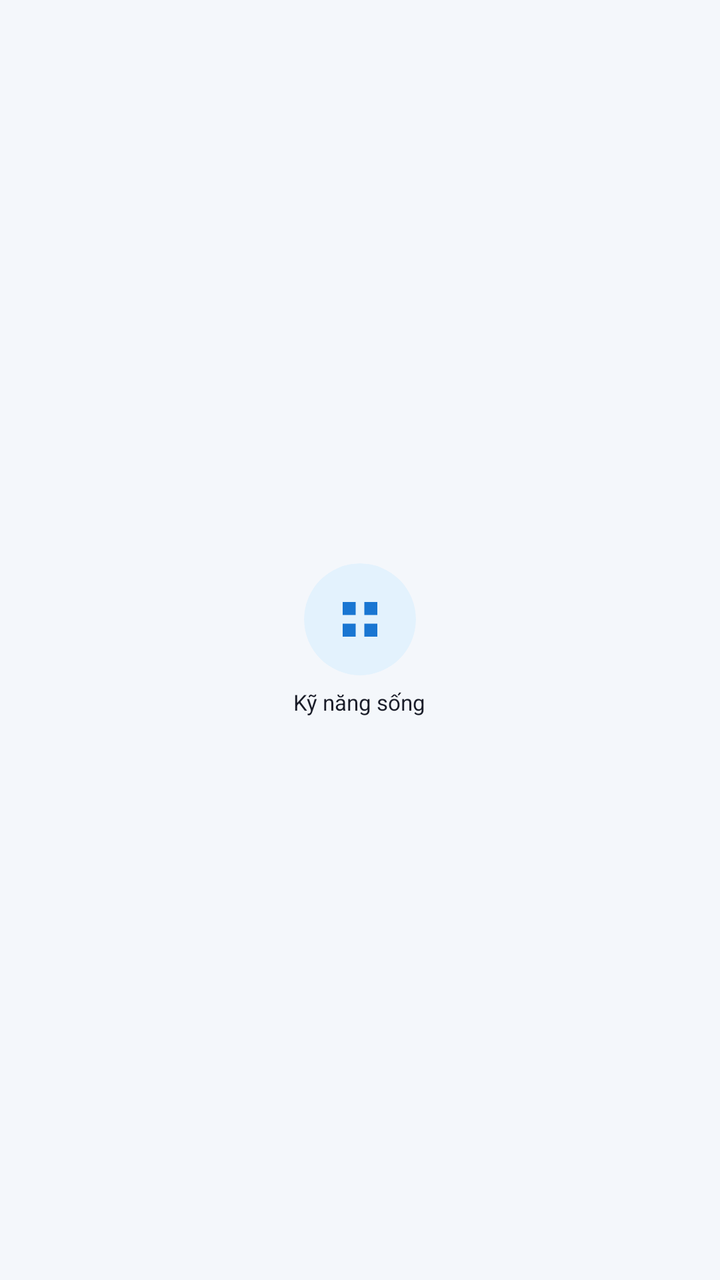
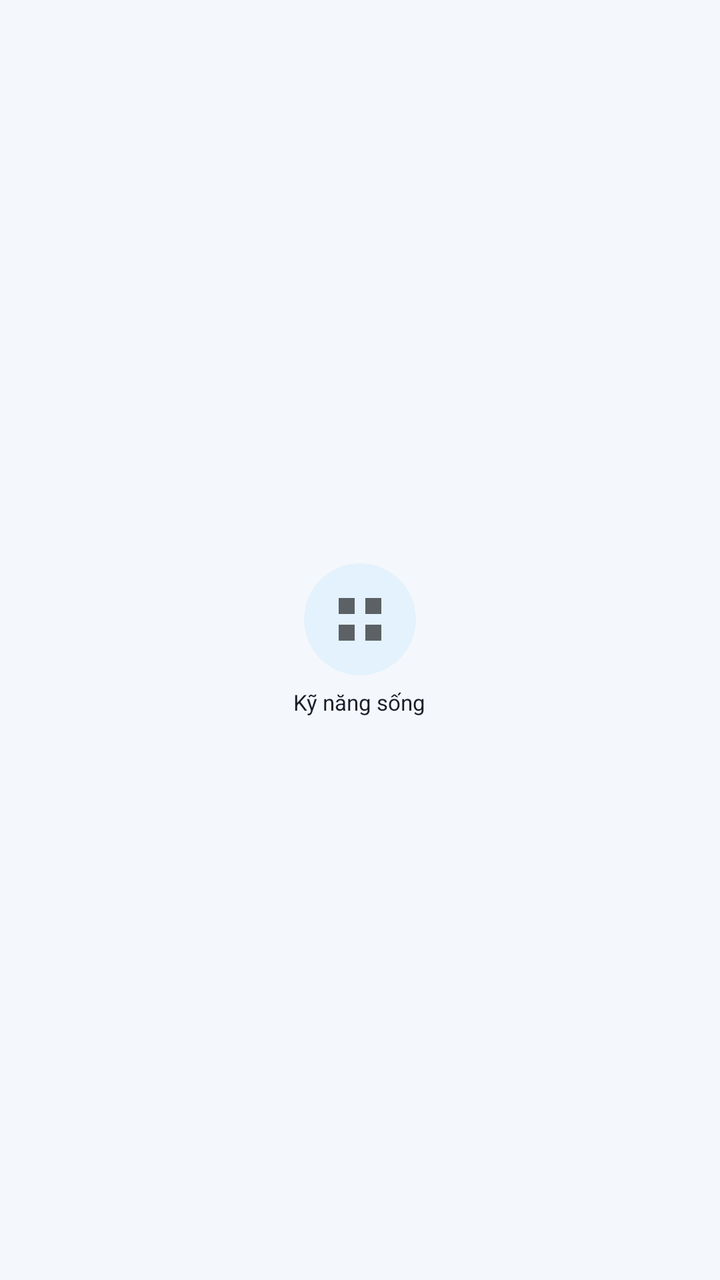

Two renders of the same Android screen: before a commit and after it. Below are the layout's source before the change and the commit's diff.
<!-- AndroidManifest.xml: application theme Theme.BookApp -->
<!-- res/layout/item_category.xml -->
<?xml version="1.0" encoding="utf-8"?>
<LinearLayout xmlns:android="http://schemas.android.com/apk/res/android"
    android:layout_width="72dp"
    android:layout_height="wrap_content"
    android:layout_marginEnd="14dp"
    android:gravity="center"
    android:orientation="vertical"
    xmlns:app="http://schemas.android.com/apk/res-auto">

    <androidx.cardview.widget.CardView
        android:layout_width="56dp"
        android:layout_height="56dp"
        app:cardBackgroundColor="@color/primary_light"
        app:cardCornerRadius="28dp"
        app:cardElevation="0dp">

        <ImageView
            android:id="@+id/iv_category_icon"
            android:layout_width="26dp"
            android:layout_height="26dp"
            android:layout_gravity="center"
            android:src="@drawable/ic_category"
            app:tint="@color/primary" />
    </androidx.cardview.widget.CardView>

    <TextView
        android:id="@+id/tv_category_name"
        android:layout_width="wrap_content"
        android:layout_height="wrap_content"
        android:layout_marginTop="6dp"
        android:gravity="center"
        android:maxLines="2"
        android:text="Kỹ năng sống"
        android:textColor="@color/text_primary"
        android:textSize="11sp" />

</LinearLayout>
<!-- resources referenced by this layout -->
<resources>
  <color name="primary">#1976D2</color>
  <color name="primary_light">#E3F2FD</color>
  <color name="text_primary">#1A1D29</color>
  <!-- drawable ic_category (drawable) -->
  <?xml version="1.0" encoding="utf-8"?>
  <vector xmlns:android="http://schemas.android.com/apk/res/android"
      android:width="24dp"
      android:height="24dp"
      android:viewportWidth="24"
      android:viewportHeight="24"
      android:tint="?attr/colorControlNormal">
      <path
          android:fillColor="#FF000000"
          android:pathData="M4,4h6v6L4,10zM14,4h6v6h-6zM4,14h6v6L4,20zM14,14h6v6h-6z"/>
  </vector>
  <style name="Theme.BookApp" parent="Theme.MaterialComponents.DayNight.NoActionBar">
          
          <item name="colorPrimary">@color/primary</item>
          
          <item name="colorPrimaryDark">@color/primary_dark</item>
          
          <item name="colorAccent">@color/accent_price</item>
  
          
          <item name="android:windowBackground">@color/background</item>
          
          <item name="android:textColorPrimary">@color/text_primary</item>
      </style>
  <color name="primary_dark">#0D47A1</color>
  <color name="accent_price">#FF7A00</color>
  <color name="background">#F4F7FB</color>
</resources>

<!-- the commit's change to res/layout/item_category.xml (unified diff, before → after) -->
@@ -16,11 +16,11 @@
 
         <ImageView
             android:id="@+id/iv_category_icon"
-            android:layout_width="26dp"
-            android:layout_height="26dp"
+            android:layout_width="32dp"
+            android:layout_height="32dp"
             android:layout_gravity="center"
-            android:src="@drawable/ic_category"
-            app:tint="@color/primary" />
+            android:scaleType="centerCrop"
+            android:src="@drawable/ic_category" />
     </androidx.cardview.widget.CardView>
 
     <TextView
